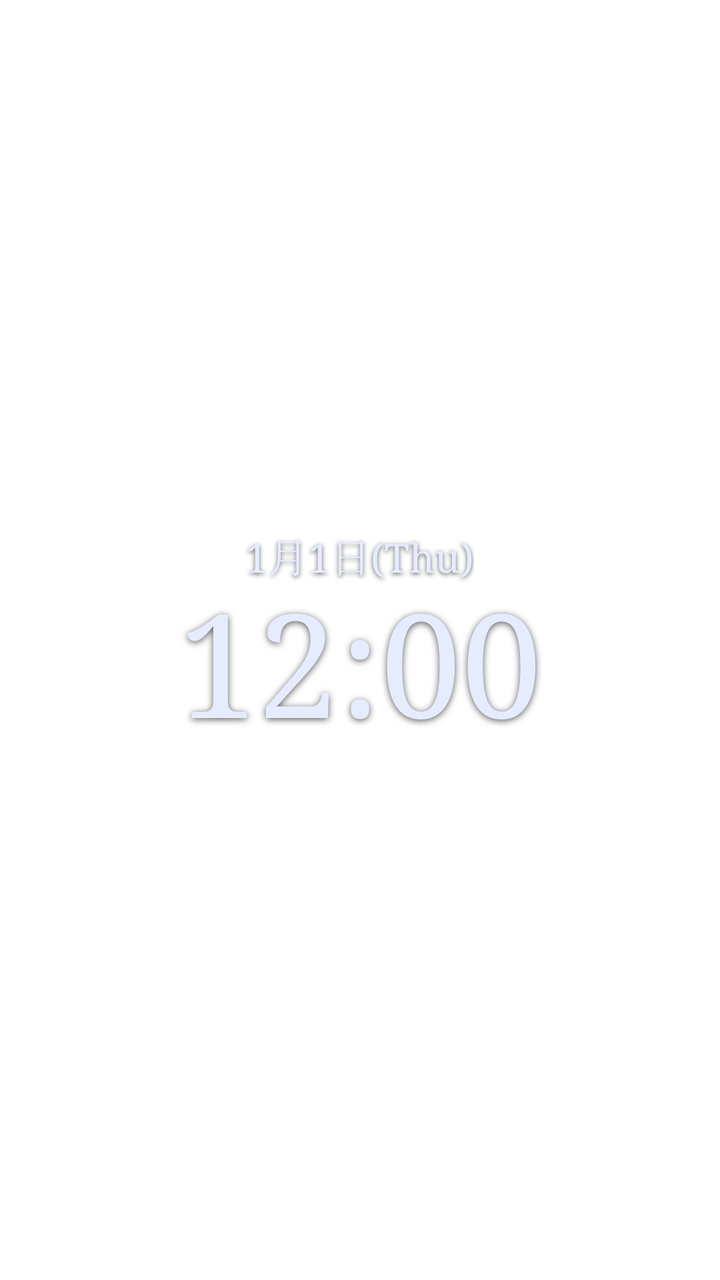
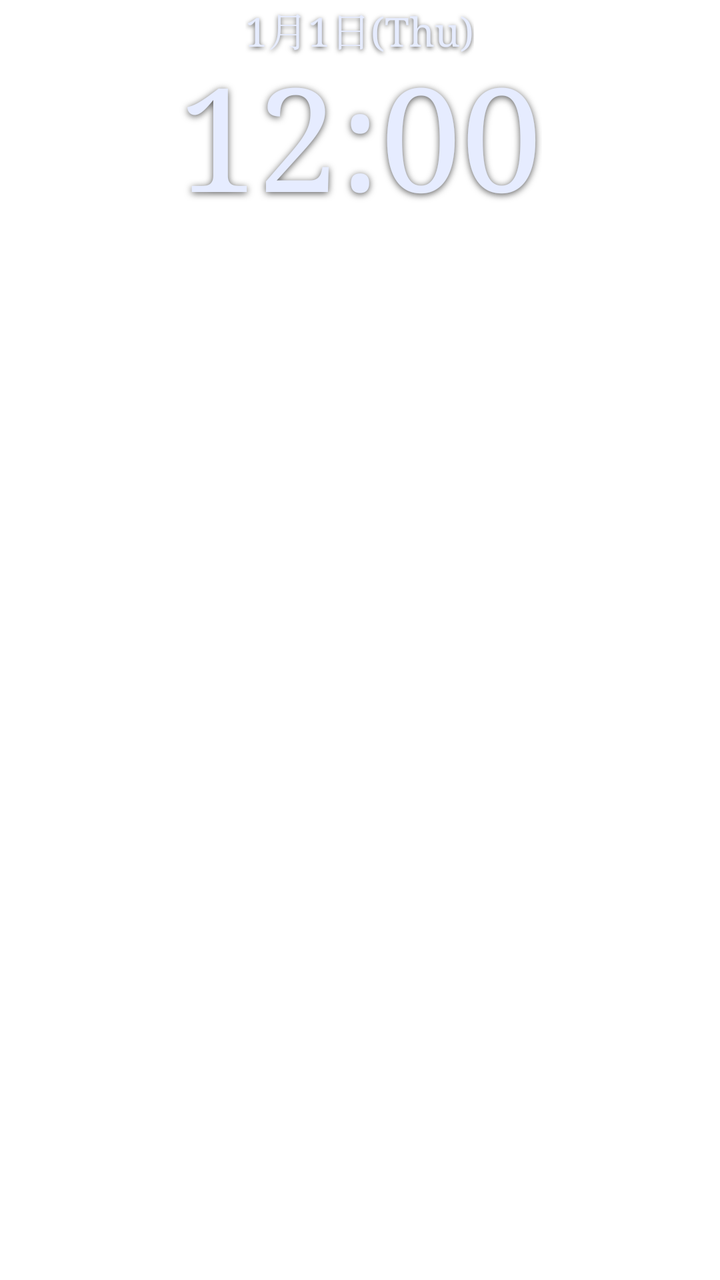

Compare the two renders of this Android layout. The source of the first and the diff that turns it into the second are given below.
<!-- AndroidManifest.xml: fallback theme Theme.MaterialComponents.DayNight.NoActionBar -->
<!-- res/layout/widget_12.xml -->
<?xml version="1.0" encoding="utf-8"?>
<LinearLayout xmlns:android="http://schemas.android.com/apk/res/android"
    android:id="@+id/root"
    android:layout_width="match_parent"
    android:layout_height="match_parent"
    android:background="@android:color/transparent"
    android:gravity="center"
    android:orientation="vertical">

    <TextClock
        android:id="@+id/date"
        android:fontFamily="serif"
        android:layout_width="wrap_content"
        android:layout_height="wrap_content"
        android:format12Hour="M月d日(E)"
        android:format24Hour="M月d日(E)"
        android:textColor="#FFE6ECFF"
        android:textSize="20sp"
        android:shadowColor="#AA000000"
        android:shadowDy="2"
        android:shadowRadius="6" />

    <TextClock
        android:id="@+id/time"
        android:fontFamily="serif"
        android:layout_width="wrap_content"
        android:layout_height="wrap_content"
        android:format12Hour="h:mm"
        android:format24Hour="h:mm"
                android:includeFontPadding="false"
        android:textColor="#FFE6ECFF"
        android:textSize="72sp"
        android:shadowColor="#AA000000"
        android:shadowDy="2"
        android:shadowRadius="8" />
</LinearLayout>
<!-- resources referenced by this layout -->
<resources>

</resources>

<!-- the commit's change to res/layout/widget_12.xml (unified diff, before → after) -->
@@ -4,7 +4,7 @@
     android:layout_width="match_parent"
     android:layout_height="match_parent"
     android:background="@android:color/transparent"
-    android:gravity="center"
+    android:gravity="top|center_horizontal"
     android:orientation="vertical">
 
     <TextClock
